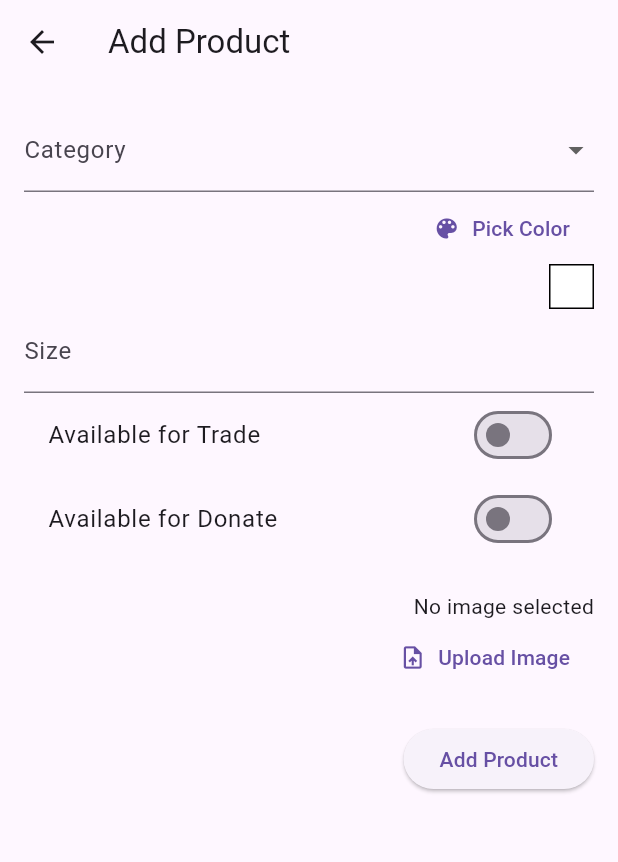
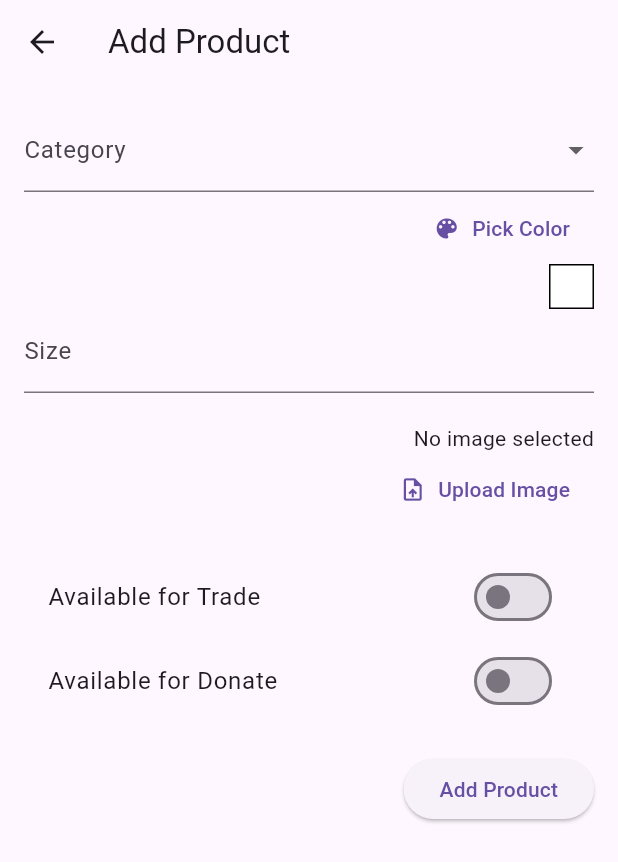
Before and after one commit to sreeramamp123/Cloth-Management, a Flutter app: the WardrobeScreen screen opened directly, after a tap on "Add Product", on a phone screen of 412 x 824 dp. Shown: the top 862 px of the screen. Run offline on Flutter 3.47's test engine with Material 3 defaults, Android fonts, the phone set to English and light mode, and no system bars; our stand-ins replace cloud_firestore, firebase_auth, firebase_core, firebase_storage, flutter_colorpicker, google_sign_in and 1 more; accounts and stored records are empty.

Commit message:
Final Commit
Completed all the Final Touch-ups..... Some bugs present, but pls look into it

```diff
--- a/lib/Wardrobe/add_product.dart
+++ b/lib/Wardrobe/add_product.dart
@@ -3,7 +3,7 @@ import 'package:flutter/material.dart';
 import 'package:firebase_storage/firebase_storage.dart';
 import 'package:image_picker/image_picker.dart';
 import 'dart:io';  // For handling file
-import 'package:flutter_colorpicker/flutter_colorpicker.dart';  // For color picker
+import 'package:flutter_colorpicker/flutter_colorpicker.dart';  // Add this package for color picker
 
 class AddProductPage extends StatefulWidget {
   @override
@@ -11,7 +11,6 @@ class AddProductPage extends StatefulWidget {
 }
 
 class _AddProductPageState extends State<AddProductPage> {
-  final _nameController = TextEditingController();
   final _sizeController = TextEditingController();
   File? _pickedImage;  // To store the selected image
   final ImagePicker _picker = ImagePicker();  // For image picking
@@ -21,10 +20,12 @@ class _AddProductPageState extends State<AddProductPage> {
   String? _selectedSubCategory;
   String? _selectedProduct;
 
-  bool _isAvailableForTrade = false;  // Checkbox for Trade availability
-  bool _isAvailableForDonate = false;  // Checkbox for Donation availability
+  bool _isAvailableForTrade = false;  // Toggle for Trade availability
+  bool _isAvailableForDonate = false;  // Toggle for Donation availability
 
   final List<String> categories = ['Clothing', 'Accessories'];
+
+  // Clothing sub-categories
   final Map<String, List<String>> clothingSubCategories = {
     'Indian-wear': ['Kurtha', 'Dhoti', 'Saree', 'Chudidar'],
     'Western-wear': ['Pants', 'Shirts', 'T-Shirts', 'Trousers', 'Blazers', 'Tops', 'Party-wear'],
@@ -32,7 +33,8 @@ class _AddProductPageState extends State<AddProductPage> {
     'Foot-wear': ['Shoes', 'Slippers', 'Heels']
   };
 
-  final List<String> accessoryProducts = ['Bags', 'Watches', 'Jewelry'];
+  // Accessories sub-categories
+  final List<String> accessoryProducts = ['Headphones', 'Earphones', 'Smartwatch', 'Wallet', 'Purse'];
 
   // Function to pick image from camera or gallery
   Future<void> _showImageSourceActionSheet() async {
@@ -131,7 +133,7 @@ class _AddProductPageState extends State<AddProductPage> {
   void _submitData() async {
     final enteredSize = _sizeController.text;
 
-    if (_selectedCategory == null || _selectedSubCategory == null || _selectedProduct == null || enteredSize.isEmpty || _pickedImage == null) {
+    if (_selectedCategory == null || _selectedProduct == null || enteredSize.isEmpty || _pickedImage == null) {
       _showSnackBar("Please fill all fields and upload an image.", Colors.red);
       return;
     }
@@ -143,13 +145,13 @@ class _AddProductPageState extends State<AddProductPage> {
       // Store the product details in Firestore with the image URL
       await FirebaseFirestore.instance.collection('products').add({
         'category': _selectedCategory,
-        'subCategory': _selectedSubCategory,
+        'subCategory': _selectedSubCategory ?? '',  // Some categories may not have subcategories
         'product': _selectedProduct,
         'color': _selectedColor.toString(),  // Save the selected color as a string
         'size': enteredSize,
         'imageUrl': imageUrl,  // Add image URL
-        'isAvailableForTrade': _isAvailableForTrade,  // Store trade availability
-        'isAvailableForDonate': _isAvailableForDonate,  // Store donate availability
+        'isAvailableForTrade': _isAvailableForTrade,  // Track trade availability
+        'isAvailableForDonate': _isAvailableForDonate,  // Track donation availability
         'createdAt': Timestamp.now(),
       });
 
@@ -166,7 +168,8 @@ class _AddProductPageState extends State<AddProductPage> {
       appBar: AppBar(
         title: Text('Add Product'),
       ),
-      body: Padding(
+      body: SingleChildScrollView(  // Make the content scrollable
+        child: Padding(
           padding: const EdgeInsets.all(16.0),
           child: Column(
             crossAxisAlignment: CrossAxisAlignment.end,
@@ -221,6 +224,22 @@ class _AddProductPageState extends State<AddProductPage> {
                       });
                     },
                   ),
+              ] else if (_selectedCategory == 'Accessories') ...[
+                DropdownButtonFormField<String>(
+                  decoration: InputDecoration(labelText: 'Product Name'),
+                  value: _selectedProduct,
+                  items: accessoryProducts.map((product) {
+                    return DropdownMenuItem(
+                      value: product,
+                      child: Text(product),
+                    );
+                  }).toList(),
+                  onChanged: (value) {
+                    setState(() {
+                      _selectedProduct = value;
+                    });
+                  },
+                ),
               ],
               TextButton.icon(
                 onPressed: _showColorPicker,
@@ -240,6 +259,21 @@ class _AddProductPageState extends State<AddProductPage> {
                 controller: _sizeController,
                 onSubmitted: (_) => _submitData(),
               ),
+              SizedBox(height: 20),
+              _pickedImage != null
+                  ? Image.file(
+                      _pickedImage!,
+                      height: 150,
+                      width: double.infinity,
+                      fit: BoxFit.cover,
+                    )
+                  : Text('No image selected'),
+              TextButton.icon(
+                onPressed: _showImageSourceActionSheet,
+                icon: Icon(Icons.upload_file),
+                label: Text('Upload Image'),
+              ),
+              SizedBox(height: 20),
               SwitchListTile(
                 title: Text('Available for Trade'),
                 value: _isAvailableForTrade,
@@ -259,25 +293,13 @@ class _AddProductPageState extends State<AddProductPage> {
                 },
               ),
               SizedBox(height: 20),
-            _pickedImage != null
-                ? Image.file(
-                    _pickedImage!,
-                    height: 150,
-                    width: double.infinity,
-                    fit: BoxFit.cover,
-                  )
-                : Text('No image selected'),
-            TextButton.icon(
-              onPressed: _showImageSourceActionSheet,
-              icon: Icon(Icons.upload_file),
-              label: Text('Upload Image'),
-            ),
-            SizedBox(height: 20),
               ElevatedButton(
                 onPressed: _submitData,
                 child: Text('Add Product'),
               ),
+              SizedBox(height: 50),  // Add some padding at the bottom
             ],
+          ),
         ),
       ),
     );
--- a/lib/Wardrobe/wardrobe_screen.dart
+++ b/lib/Wardrobe/wardrobe_screen.dart
@@ -1,62 +1,63 @@
 import 'package:flutter/material.dart';
 import 'add_product.dart';
 import 'view_product.dart';
+import 'delete_product.dart';  // Import DeleteProductPage
 
-class WardrobeScreen extends StatelessWidget {
+class WardrobeScreen extends StatefulWidget {
+  const WardrobeScreen({Key? key}) : super(key: key);
 
-  const WardrobeScreen({super.key});
+  @override
+  _WardrobeScreenState createState() => _WardrobeScreenState();
+}
 
+class _WardrobeScreenState extends State<WardrobeScreen> {
   @override
   Widget build(BuildContext context) {
     return Scaffold(
       appBar: AppBar(
         title: Text('Wardrobe'),
       ),
-      body: Padding(
-        padding: const EdgeInsets.all(16.0),
-        child: Column(
-          mainAxisAlignment: MainAxisAlignment.center,
-          crossAxisAlignment: CrossAxisAlignment.stretch,
+      body: Column(
+        mainAxisAlignment: MainAxisAlignment.center,  // Center buttons vertically
+        crossAxisAlignment: CrossAxisAlignment.stretch,  // Stretch buttons to full width
         children: [
-            Container(
-              height: 150,
-              margin: EdgeInsets.only(bottom: 20),
+          // Add Product, View Organized Products, and Remove Products Buttons in a Column
+          Padding(
+            padding: const EdgeInsets.symmetric(horizontal: 16.0, vertical: 8.0),
             child: ElevatedButton(
-                style: ElevatedButton.styleFrom(
-                  backgroundColor: Colors.blue,
-                  textStyle: TextStyle(fontSize: 24),
-                ),
               onPressed: () {
                 Navigator.of(context).push(
-                    MaterialPageRoute(
-                      builder: (context) => AddProductPage(),
-                    ),
+                  MaterialPageRoute(builder: (context) => AddProductPage()),
                 );
               },
               child: Text('Add Product'),
             ),
           ),
-            Container(
-              height: 150,
-              margin: EdgeInsets.only(bottom: 20),
+          Padding(
+            padding: const EdgeInsets.symmetric(horizontal: 16.0, vertical: 8.0),
             child: ElevatedButton(
-                style: ElevatedButton.styleFrom(
-                  backgroundColor: Colors.green,
-                  textStyle: TextStyle(fontSize: 24),
-                ),
               onPressed: () {
                 Navigator.of(context).push(
-                    MaterialPageRoute(
-                      builder: (context) => ViewProductPage(),
-                    ),
+                  MaterialPageRoute(builder: (context) => ViewProductPage()),
                 );
               },
-                child: Text('View the Organised Product'),
+              child: Text('View Organized Products'),
+            ),
+          ),
+          Padding(
+            padding: const EdgeInsets.symmetric(horizontal: 16.0, vertical: 8.0),
+            child: ElevatedButton(
+              onPressed: () {
+                Navigator.of(context).push(
+                  MaterialPageRoute(builder: (context) => DeleteProductPage()),
+                );
+              },
+              child: Text('Remove Products'),
+              style: ElevatedButton.styleFrom(backgroundColor: Colors.red),
             ),
           ),
         ],
       ),
-      ),
     );
   }
 }
```
Also changed, not shown: lib/Wardrobe/delete_product.dart (added, +115 -0 lines). Lines whose indentation alone changed are shown as unchanged.
